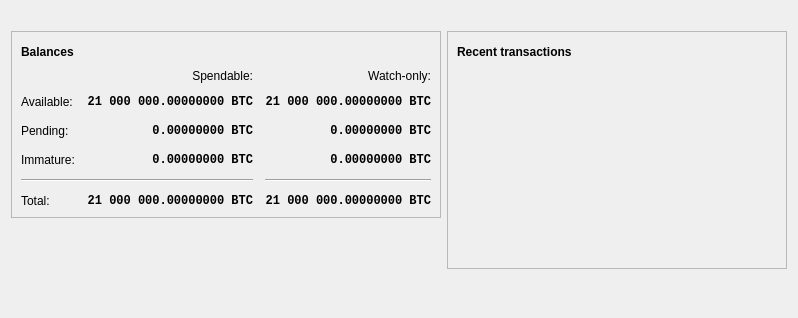
First picture: the form in src/qt/forms/overviewpage.ui, repository equalishcoin/equalishcoind, before the edit.
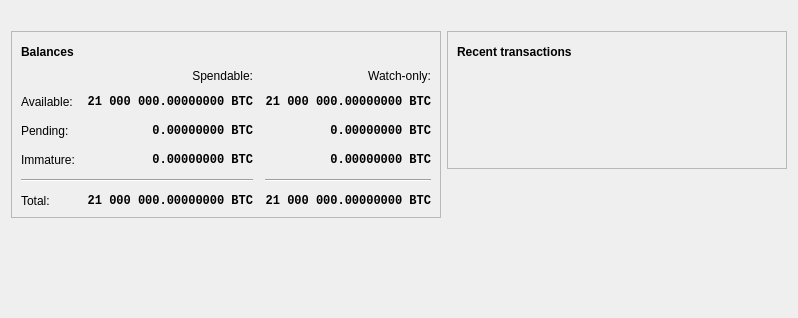
Second picture: the form after the edit. Icons and pictures are not drawn. Custom widgets are drawn as their Qt base class.

Commit message:
qt: Fix TxViewDelegate layout
This change (1) prevents overlapping date and amount strings,
and (2) guaranties that "eye" sign at the end of the watch-only
address/label is always visible.

```diff
--- a/src/qt/forms/overviewpage.ui
+++ b/src/qt/forms/overviewpage.ui
@@ -517,6 +517,9 @@
             <property name="horizontalScrollBarPolicy">
              <enum>Qt::ScrollBarAlwaysOff</enum>
             </property>
+            <property name="sizeAdjustPolicy">
+             <enum>QAbstractScrollArea::AdjustToContents</enum>
+            </property>
             <property name="selectionMode">
              <enum>QAbstractItemView::NoSelection</enum>
             </property>
```
The commit also changes 1 other file.
